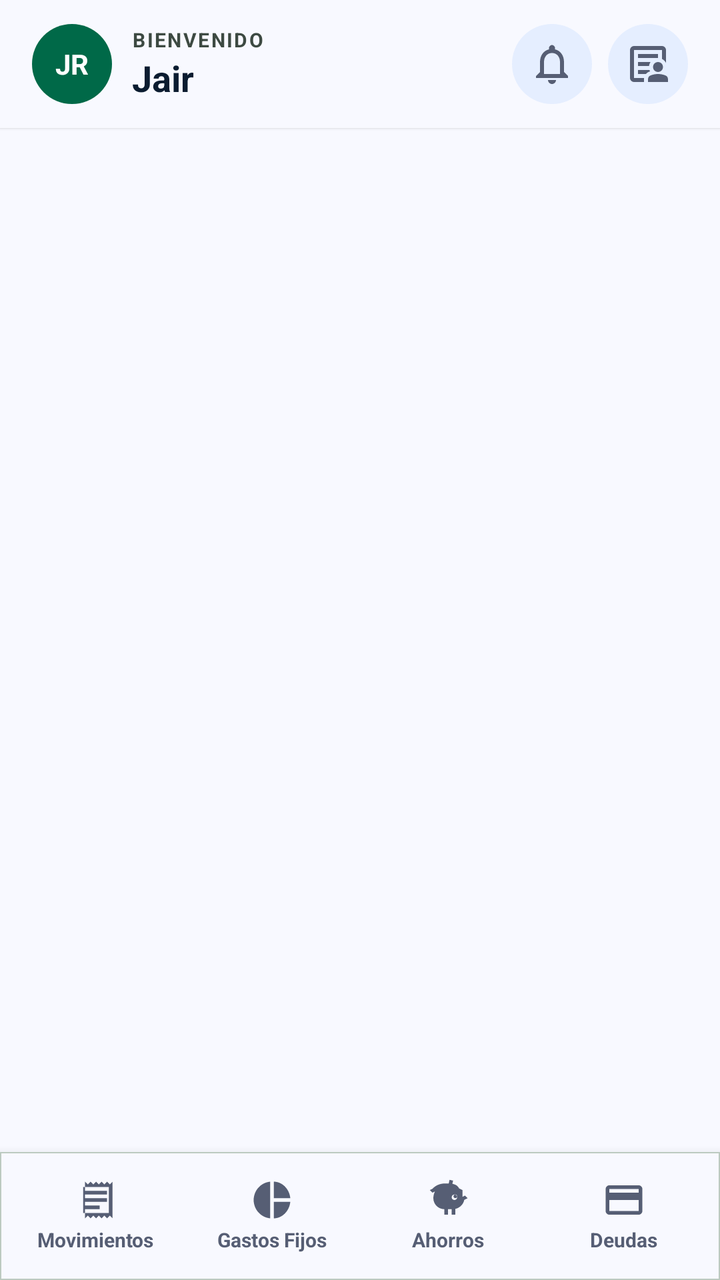
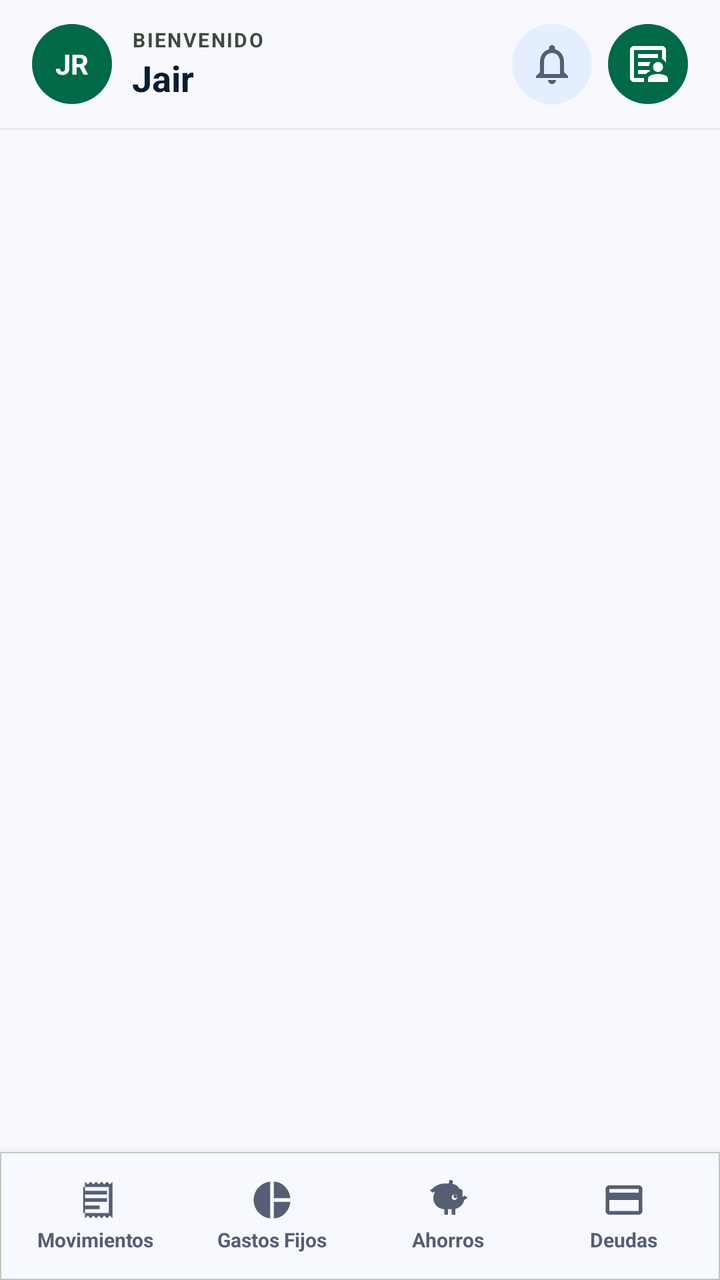

Compare the two renders of this Android layout. The source of the first and the diff that turns it into the second are given below.
<!-- AndroidManifest.xml: application theme Theme.MyLittleFinanControl -->
<!-- res/layout/activity_main.xml -->
<?xml version="1.0" encoding="utf-8"?>
<RelativeLayout
    xmlns:android="http://schemas.android.com/apk/res/android"
    xmlns:app="http://schemas.android.com/apk/res-auto"
    xmlns:tools="http://schemas.android.com/tools"
    android:id="@+id/main"
    android:layout_width="match_parent"
    android:layout_height="match_parent"
    android:background="@color/surface_bg"
    android:fitsSystemWindows="true"
    tools:context=".MainActivity">

    
    <RelativeLayout
        android:id="@+id/toolbarRL"
        android:layout_width="match_parent"
        android:layout_height="64dp"
        android:background="@color/surface_bg"
        android:elevation="1dp"
        android:paddingHorizontal="16dp">

        
        <LinearLayout
            android:id="@+id/ll_header_usuario"
            android:layout_width="wrap_content"
            android:layout_height="wrap_content"
            android:layout_alignParentStart="true"
            android:layout_centerVertical="true"
            android:clickable="true"
            android:focusable="true"
            android:gravity="center_vertical"
            android:orientation="horizontal">

            
            <FrameLayout
                android:layout_width="40dp"
                android:layout_height="40dp"
                android:background="@drawable/circle_primary_bg"
                android:backgroundTint="@color/primary_emerald">

                <TextView
                    android:id="@+id/iv_avatar_icono"
                    android:layout_width="match_parent"
                    android:layout_height="match_parent"
                    android:gravity="center"
                    android:text="JR"
                    android:textColor="@android:color/white"
                    android:textSize="14sp"
                    android:textStyle="bold" />
            </FrameLayout>

            <LinearLayout
                android:layout_width="wrap_content"
                android:layout_height="wrap_content"
                android:layout_marginStart="10dp"
                android:orientation="vertical">

                <TextView
                    android:id="@+id/tv_header_subtitulo"
                    android:layout_width="wrap_content"
                    android:layout_height="wrap_content"
                    android:letterSpacing="0.08"
                    android:text="BIENVENIDO"
                    android:textColor="@color/text_variant"
                    android:textSize="10sp"
                    android:textStyle="bold" />

                <TextView
                    android:id="@+id/app_name"
                    android:layout_width="wrap_content"
                    android:layout_height="wrap_content"
                    android:text="Jair"
                    android:textColor="@color/text_primary"
                    android:textSize="18sp"
                    android:textStyle="bold" />
            </LinearLayout>
        </LinearLayout>

        
        <LinearLayout
            android:layout_width="wrap_content"
            android:layout_height="wrap_content"
            android:layout_alignParentEnd="true"
            android:layout_centerVertical="true"
            android:gravity="center_vertical"
            android:orientation="horizontal">

            <ImageButton
                android:id="@+id/btn_notificaciones"
                android:layout_width="40dp"
                android:layout_height="40dp"
                android:background="@drawable/circle_primary_bg"
                android:backgroundTint="@color/surface_container"
                android:contentDescription="Notificaciones"
                android:padding="10dp"
                android:src="@drawable/ic_notification"
                app:tint="@color/text_secondary" />

            <ImageButton
                android:id="@+id/btnPerfilToolbar"
                android:layout_width="40dp"
                android:layout_height="40dp"
                android:layout_marginStart="8dp"
                android:background="@drawable/circle_primary_bg"
                android:backgroundTint="@color/surface_container"
                android:contentDescription="Perfil de usuario"
                android:padding="10dp"
                android:src="@drawable/ic_perfil"
                app:tint="@color/text_secondary" />
        </LinearLayout>

    </RelativeLayout>

    
    <FrameLayout
        android:id="@+id/fragmentoFL"
        android:layout_width="match_parent"
        android:layout_height="match_parent"
        android:layout_above="@id/bottom_nav_container"
        android:layout_below="@id/toolbarRL" />


    
    <com.google.android.material.card.MaterialCardView
        android:id="@+id/bottom_nav_container"
        android:layout_width="match_parent"
        android:layout_height="64dp"
        android:layout_alignParentBottom="true"
        app:cardBackgroundColor="@color/surface_bg"
        app:cardCornerRadius="0dp"
        app:cardElevation="8dp"
        app:strokeColor="@color/outline_variant"
        app:strokeWidth="0.5dp">

        <LinearLayout
            android:layout_width="match_parent"
            android:layout_height="match_parent"
            android:gravity="center_vertical"
            android:orientation="horizontal"
            android:paddingHorizontal="4dp">

            
            <LinearLayout
                android:id="@+id/nav_movimientos"
                android:layout_width="0dp"
                android:layout_height="match_parent"
                android:layout_weight="1"
                android:clickable="true"
                android:focusable="true"
                android:gravity="center"
                android:orientation="vertical">

                <ImageView
                    android:id="@+id/iv_nav_movimientos"
                    android:layout_width="22dp"
                    android:layout_height="22dp"
                    android:src="@drawable/ic_receipt_long"
                    app:tint="@color/text_secondary" />

                <TextView
                    android:id="@+id/tv_nav_movimientos"
                    android:layout_width="wrap_content"
                    android:layout_height="wrap_content"
                    android:layout_marginTop="2dp"
                    android:text="Movimientos"
                    android:textColor="@color/text_secondary"
                    android:textSize="10sp"
                    android:textStyle="bold" />
            </LinearLayout>

            
            <LinearLayout
                android:id="@+id/nav_gastos_fijos"
                android:layout_width="0dp"
                android:layout_height="match_parent"
                android:layout_weight="1"
                android:clickable="true"
                android:focusable="true"
                android:gravity="center"
                android:orientation="vertical">

                <ImageView
                    android:id="@+id/iv_nav_gastos_fijos"
                    android:layout_width="22dp"
                    android:layout_height="22dp"
                    android:src="@drawable/ic_pie_chart"
                    app:tint="@color/text_secondary" />

                <TextView
                    android:id="@+id/tv_nav_gastos_fijos"
                    android:layout_width="wrap_content"
                    android:layout_height="wrap_content"
                    android:layout_marginTop="2dp"
                    android:text="Gastos Fijos"
                    android:textColor="@color/text_secondary"
                    android:textSize="10sp"
                    android:textStyle="bold" />
            </LinearLayout>

            
            <LinearLayout
                android:id="@+id/nav_ahorros"
                android:layout_width="0dp"
                android:layout_height="match_parent"
                android:layout_weight="1"
                android:clickable="true"
                android:focusable="true"
                android:gravity="center"
                android:orientation="vertical">

                <ImageView
                    android:id="@+id/iv_nav_ahorros"
                    android:layout_width="22dp"
                    android:layout_height="22dp"
                    android:src="@drawable/ic_savings"
                    app:tint="@color/text_secondary" />

                <TextView
                    android:id="@+id/tv_nav_ahorros"
                    android:layout_width="wrap_content"
                    android:layout_height="wrap_content"
                    android:layout_marginTop="2dp"
                    android:text="Ahorros"
                    android:textColor="@color/text_secondary"
                    android:textSize="10sp"
                    android:textStyle="bold" />
            </LinearLayout>

            
            <LinearLayout
                android:id="@+id/nav_deudas"
                android:layout_width="0dp"
                android:layout_height="match_parent"
                android:layout_weight="1"
                android:clickable="true"
                android:focusable="true"
                android:gravity="center"
                android:orientation="vertical">

                <ImageView
                    android:id="@+id/iv_nav_deudas"
                    android:layout_width="22dp"
                    android:layout_height="22dp"
                    android:src="@drawable/ic_credit_card"
                    app:tint="@color/text_secondary" />

                <TextView
                    android:id="@+id/tv_nav_deudas"
                    android:layout_width="wrap_content"
                    android:layout_height="wrap_content"
                    android:layout_marginTop="2dp"
                    android:text="Deudas"
                    android:textColor="@color/text_secondary"
                    android:textSize="10sp"
                    android:textStyle="bold" />
            </LinearLayout>

        </LinearLayout>
    </com.google.android.material.card.MaterialCardView>

</RelativeLayout>
<!-- resources referenced by this layout -->
<resources>
  <color name="outline_variant">#BCCAC0</color>
  <color name="primary_emerald">#006948</color>
  <color name="surface_bg">#F8F9FF</color>
  <color name="surface_container">#E5EEFF</color>
  <color name="text_primary">#0B1C30</color>
  <color name="text_secondary">#565E74</color>
  <color name="text_variant">#3D4A42</color>
  <!-- drawable circle_primary_bg (drawable) -->
  <?xml version="1.0" encoding="utf-8"?>
  <shape xmlns:android="http://schemas.android.com/apk/res/android"
      android:shape="oval">
      <solid android:color="?attr/colorPrimary" />
  </shape>
  <!-- drawable ic_credit_card (drawable) -->
  <vector xmlns:android="http://schemas.android.com/apk/res/android"
      android:width="24dp"
      android:height="24dp"
      android:viewportWidth="24"
      android:viewportHeight="24">
      <path
          android:fillColor="@android:color/white"
          android:pathData="M20,4H4c-1.11,0 -1.99,0.89 -1.99,2L2,18c0,1.11 0.89,2 2,2h16c1.11,0 2,-0.89 2,-2V6c0,-1.11 -0.89,-2 -2,-2zm0,14H4v-6h16v6zm0,-10H4V6h16v2z"/>
  </vector>
  <!-- drawable ic_notification (drawable) -->
  <vector xmlns:android="http://schemas.android.com/apk/res/android"
      android:width="24dp"
      android:height="24dp"
      android:viewportWidth="24"
      android:viewportHeight="24">
    <path
        android:fillColor="@android:color/white"
        android:pathData="M12,22c1.1,0 2,-0.9 2,-2h-4c0,1.1 0.9,2 2,2zM18,16v-5c0,-3.07 -1.64,-5.64 -4.5,-6.32V4c0,-0.83 -0.83,-1.5 -1.5,-1.5s-1.5,0.67 -1.5,1.5v0.68C7.64,5.36 6,7.92 6,11v5l-2,2v1h16v-1l-2,-2zm-2,1H8v-6c0,-2.48 1.51,-4.5 4,-4.5s4,2.02 4,4.5v6z"/>
  </vector>
  <!-- drawable ic_pie_chart (drawable) -->
  <vector xmlns:android="http://schemas.android.com/apk/res/android"
      android:width="24dp"
      android:height="24dp"
      android:viewportWidth="24"
      android:viewportHeight="24">
      <path
          android:fillColor="@android:color/white"
          android:pathData="M11,2v20c-5.07,-0.5 -9,-4.79 -9,-10s3.93,-9.5 9,-10zm2,0v8.99L21.99,11C21.46,5.92 17.51,2 13,2zm0,11.01V22c4.51,0 8.46,-3.92 8.99,-9h-8.99z"/>
  </vector>
  <!-- drawable ic_receipt_long (drawable) -->
  <vector xmlns:android="http://schemas.android.com/apk/res/android"
      android:width="24dp"
      android:height="24dp"
      android:viewportWidth="24"
      android:viewportHeight="24">
      <path
          android:fillColor="@android:color/white"
          android:pathData="M19.5,3.5L18,2l-1.5,1.5L15,2l-1.5,1.5L12,2l-1.5,1.5L9,2 7.5,3.5 6,2v20l1.5,-1.5L9,22l1.5,-1.5L12,22l1.5,-1.5L15,22l1.5,-1.5L18,22l1.5,-1.5L21,22V2l-1.5,1.5zM19,19.09H5V4.91h14v14.18zM6,7h12v2H6zm0,4h12v2H6zm0,4h8v2H6z"/>
  </vector>
  <style name="Theme.MyLittleFinanControl" parent="Base.Theme.MyLittleFinanControl" />
  <color name="surface_container_low">#EFF4FF</color>
  <color name="secondary_container">#DAE2FD</color>
  <color name="on_secondary_container">#5C647A</color>
  <color name="income_green_bg">#85F8C4</color>
  <color name="badge_paid_text">#002114</color>
  <color name="border_subtle">#BCCAC0</color>
  <color name="surface_card">#FFFFFF</color>
  <color name="surface_variant">#D3E4FE</color>
  <color name="expense_red">#BA1A1A</color>
  <color name="expense_red_bg">#FFDAD6</color>
  <color name="on_expense_red">#93000A</color>
  <color name="surface_container_high">#DCE9FF</color>
  <color name="surface_container_highest">#D3E4FE</color>
  <!-- unchanged entries left out for length: 3 -->
</resources>

<!-- the commit's change to res/layout/activity_main.xml (unified diff, before → after) -->
@@ -102,11 +102,11 @@
                 android:layout_height="40dp"
                 android:layout_marginStart="8dp"
                 android:background="@drawable/circle_primary_bg"
-                android:backgroundTint="@color/surface_container"
+                android:backgroundTint="@color/primary_emerald"
                 android:contentDescription="Perfil de usuario"
                 android:padding="10dp"
                 android:src="@drawable/ic_perfil"
-                app:tint="@color/text_secondary" />
+                app:tint="@android:color/white" />
         </LinearLayout>
 
     </RelativeLayout>
